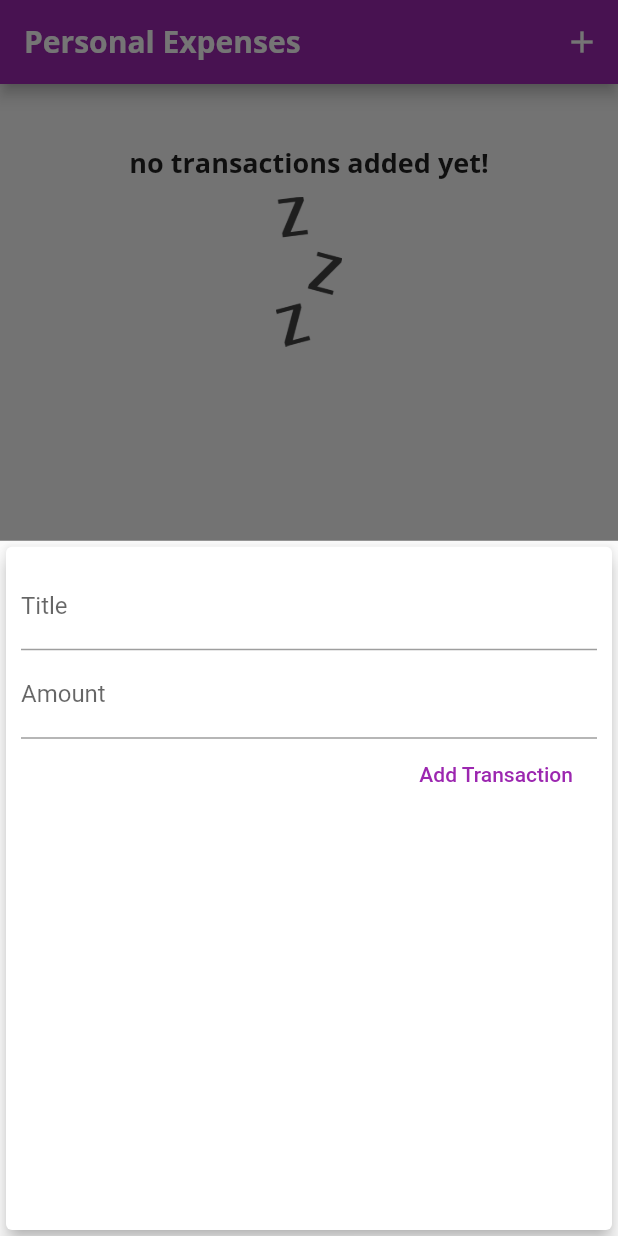
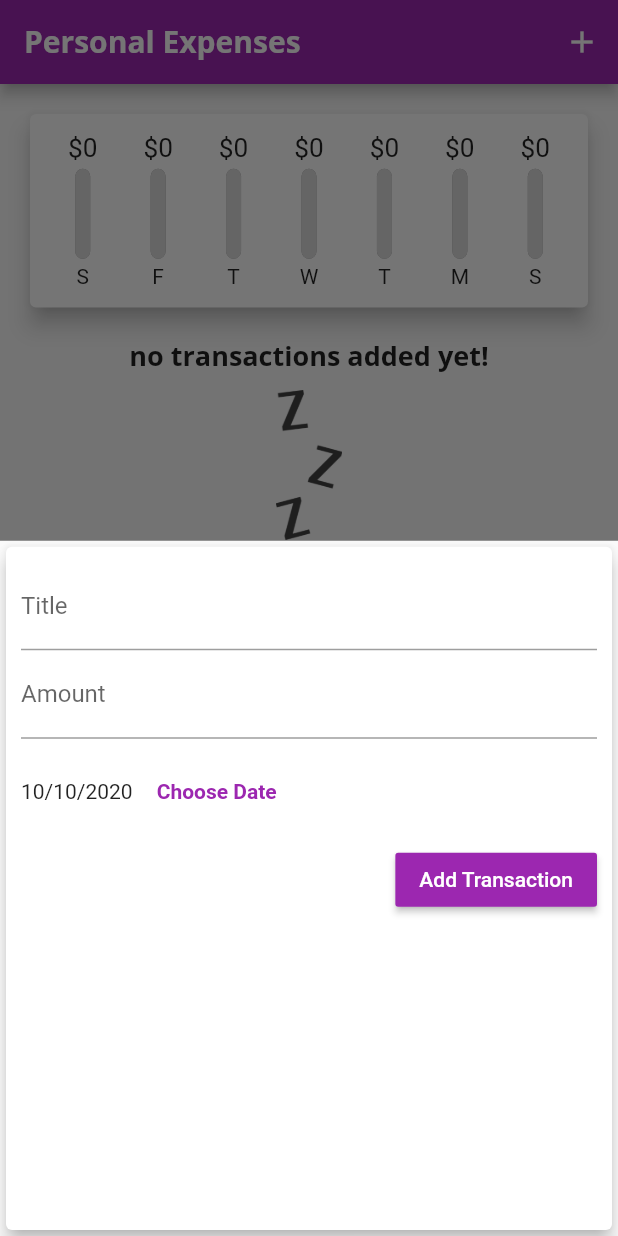
Before and after one commit to hatem1055/flutter-expense-app, a Flutter app: the screen it shows after launch, after a tap on the "add" icon, on a phone screen of 412 x 824 dp. Run offline on Flutter 3.47's test engine with Material 2 defaults, Android fonts, the phone set to English and light mode, and no system bars.

Commit message:
init commit

```diff
--- a/lib/main.dart
+++ b/lib/main.dart
@@ -25,7 +25,7 @@ class MyApp extends StatelessWidget {
               fontFamily:'OpenSans',
               fontSize:18,
               fontWeight:FontWeight.bold
-          )
+          ),
         ),
         appBarTheme:AppBarTheme(
           textTheme:ThemeData.light().textTheme.copyWith(
@@ -33,7 +33,10 @@ class MyApp extends StatelessWidget {
               fontFamily:'OpenSans',
               fontSize:20,
               fontWeight:FontWeight.bold
-            )
+            ),
+            button:TextStyle(
+              color:Colors.white,
+            ) ,
           )
         )
       ),
@@ -49,19 +52,29 @@ class MyHomePage extends StatefulWidget {
 class _MyHomePageState extends State<MyHomePage> {
   List<Transaction> transactions = [];
 
+
   //adding transaction method
-  void _addTx(String title,double amount){
-  final newTx = Transaction(title:title,amount:amount,date:DateTime.now(),id:DateTime.now().toString());
+  void _addTx(String title,double amount,DateTime date){
+  final newTx = Transaction(title:title,amount:amount,date:date,id:DateTime.now().toString());
     setState(() {
       transactions.add(newTx);
     });
   }
+
   //trigring add transaction modal
   void startAddNewTransaction(ctx){
     showModalBottomSheet(context:ctx, builder:(_){
       return  AddTxForm(_addTx);
     }
     );
+  }
+
+  //deleting transaction
+  void deleteTx(id){
+    print(transactions[0].id);
+    setState((){
+      transactions.removeWhere((element)=>element.id == id);
+    });
   }
 
   //get transactions for the last week only
@@ -71,6 +84,7 @@ class _MyHomePageState extends State<MyHomePage> {
         return tx.date.isAfter(lastWeek);
       }).toList();
   }
+
   @override
   Widget build(BuildContext context) {
     final primaryColor = Theme.of(context).primaryColor;
@@ -106,7 +120,7 @@ class _MyHomePageState extends State<MyHomePage> {
       body:SingleChildScrollView(
         child:Column(children:[
         Chart(transactionsLastWeek),
-        TransactionList(transactions)
+        TransactionList(transactions,deleteTx)
       ],
       )
       ),
--- a/lib/widgets/add_tx_form.dart
+++ b/lib/widgets/add_tx_form.dart
@@ -1,4 +1,5 @@
 import 'package:flutter/material.dart';
+import 'package:intl/intl.dart';
 
 class AddTxForm extends StatefulWidget {
   final Function addTx;
@@ -10,22 +11,43 @@ class AddTxForm extends StatefulWidget {
 
 class _AddTxFormState extends State<AddTxForm> {
   final titleInput = TextEditingController();
+  final amountInput = TextEditingController();
+  DateTime dateInput = DateTime.now();
 
-  final amountInput = TextEditingController();
 
   submitForm(){
       print('object');
       final enteredTitle = titleInput.text;
       final enteredAmount = double.parse(amountInput.text);
-      if(enteredAmount <= 0 || enteredTitle.isEmpty){
+      if(enteredAmount <= 0 || enteredTitle.isEmpty || dateInput == null){
         return;
       }
-      widget.addTx(enteredTitle,enteredAmount);
+      widget.addTx(enteredTitle,enteredAmount,dateInput);
       Navigator.of(context).pop();
   }
 
+  void triggerDatePicker() async {
+    var date = await showDatePicker(
+      context:context,
+      initialDate:DateTime.now(),
+      firstDate:DateTime(2019),
+      lastDate:DateTime.now()
+      );
+      if(date == null){
+        return;
+      }else{
+        setState(() {
+          dateInput = date;
+        });
+      }
+  }
+
+
   @override
   Widget build(BuildContext context) {
+    String dateMessage = dateInput == null ?
+    'No Date Choosen' :
+    DateFormat.yMd().format(dateInput);
     return Card(
           elevation: 5,
           child: Container(
@@ -36,17 +58,33 @@ class _AddTxFormState extends State<AddTxForm> {
               TextField(
                 decoration:InputDecoration(labelText:'Title'),
                 controller:titleInput,
-                onSubmitted:(_) => submitForm(),
               ),
               TextField(
                 decoration:InputDecoration(labelText:'Amount'),
                 keyboardType:TextInputType.number,
                 controller:amountInput,
-                onSubmitted:(_) => submitForm(),
                 ),
-                FlatButton(
+                Container(
+                  height: 70,
+                  child: Row(
+                    children:[
+                      Text(dateMessage),
+                      FlatButton(
+                        child:Text('Choose Date',
+                        style:TextStyle(
+                          fontWeight:FontWeight.bold
+                        ),
+                        ),
+                        textColor: Theme.of(context).primaryColor,
+                        onPressed:triggerDatePicker,
+                        )
+                    ]
+                  ),
+                ),
+                RaisedButton(
                   child: Text('Add Transaction'),
-                  textColor:Theme.of(context).primaryColor,
+                  textColor:Colors.white,
+                  color:Theme.of(context).primaryColor,
                   onPressed:() => submitForm(),
                 )
             ]
--- a/lib/widgets/chart.dart
+++ b/lib/widgets/chart.dart
@@ -3,6 +3,7 @@ import 'package:intl/intl.dart';
 
 
 import '../models/transaction.dart';
+import 'chart_bar.dart';
 class Chart extends StatelessWidget {
 
   final List<Transaction> transactions;
@@ -27,7 +28,13 @@ class Chart extends StatelessWidget {
 
       }
 
-      return {'day':dayFormated,'amount':totalAmount};
+      return {'day':dayFormated[0],'amount':totalAmount};
+    });
+  }
+
+  double get totalMountsThisWeek{
+    return groupedTransactionsValue.fold(0, (previousValue, element){
+      return previousValue + element['amount'];
     });
   }
 
@@ -36,7 +43,22 @@ class Chart extends StatelessWidget {
     return Card(
       elevation: 6,
       margin:EdgeInsets.all(20),
-      child:Row(),
+      child:Padding(
+        padding: EdgeInsets.all(10),
+        child: Row(
+          mainAxisAlignment:MainAxisAlignment.spaceAround,
+          children:[...groupedTransactionsValue.map((data){
+            final perc = totalMountsThisWeek != 0 ? data['amount'] / totalMountsThisWeek : 0.0;
+            return Flexible(
+              fit: FlexFit.tight,
+              child:Container(
+                margin:EdgeInsets.all(2.5),
+                child: ChartBar(data['day'],data['amount'],perc)
+              ) ,
+            );
+          }).toList()],
+        ),
+      ),
     );
   }
 }
--- /dev/null
+++ b/lib/widgets/chart_bar.dart
@@ -0,0 +1,48 @@
+import 'package:flutter/material.dart';
+class ChartBar extends StatelessWidget {
+  final String label;
+  final double spendingAmount;
+  final double spendinfPercentage;
+
+  ChartBar(this.label,this.spendingAmount,this.spendinfPercentage);
+  @override
+  Widget build(BuildContext context) {
+    return Column(
+      children: [
+        Container(
+          height: 20,
+          child: FittedBox(
+            child:Text('\$${spendingAmount.toStringAsFixed(0)}'),
+          ),
+        ),
+        SizedBox(height: 4,),
+        Container(
+          height: 60,
+          width: 10,
+          child: Stack(
+            children: [
+              Container(
+                decoration:BoxDecoration(
+                border: Border.all(color:Colors.grey,width:1,),
+                color:Theme.of(context).primaryColor,
+                borderRadius:BorderRadius.circular(10)
+              )
+              ),
+              FractionallySizedBox(
+                heightFactor: 1 - spendinfPercentage,
+                child:Container(
+                  decoration:BoxDecoration(
+                    color:Color.fromRGBO(220, 220, 220, 1),
+                    borderRadius:BorderRadius.circular(10),
+                  ),
+                )
+              )
+            ],
+          ),
+        ),
+        SizedBox(height: 4,),
+        Text(label)
+      ],
+    );
+  }
+}
```
Also changed, not shown: lib/widgets/transaction_list.dart (+31 -25 lines).
